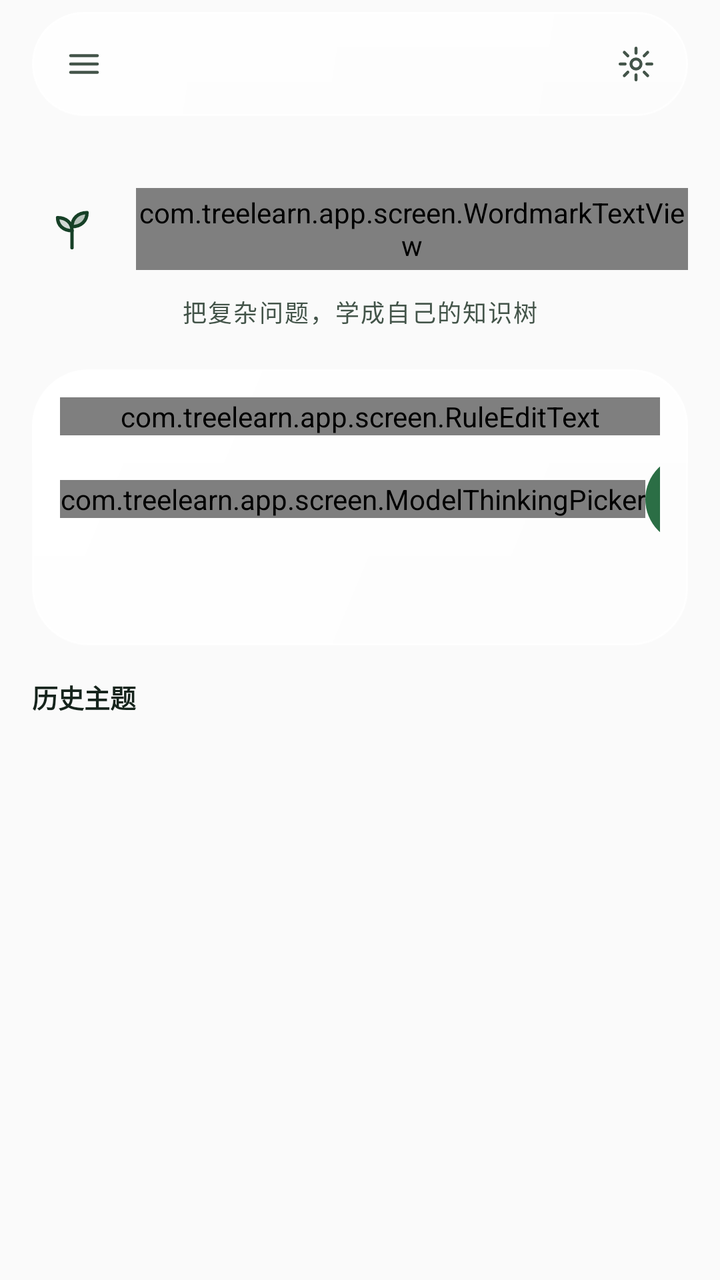
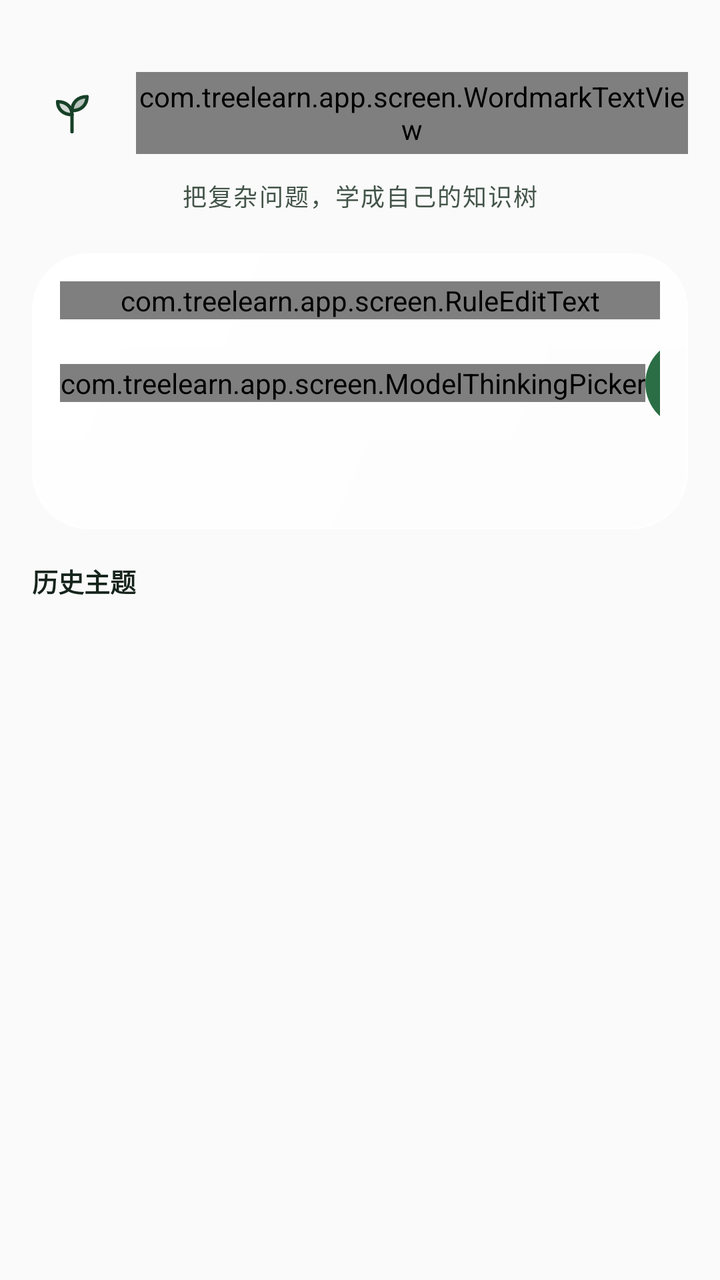

The first picture is an Android layout as it rendered before a commit; the second is the same layout after the commit. The layout source and the unified diff follow.
<!-- AndroidManifest.xml: application theme Theme.TreeLearn -->
<!-- res/layout/screen_home_body.xml -->
<?xml version="1.0" encoding="utf-8"?>
<LinearLayout xmlns:android="http://schemas.android.com/apk/res/android"
    android:id="@+id/home_content"
    android:layout_width="match_parent"
    android:layout_height="match_parent"
    android:orientation="vertical"
    android:paddingBottom="@dimen/space_s2">

    <LinearLayout
        android:id="@+id/home_appbar"
        android:layout_width="match_parent"
        android:layout_height="@dimen/topbar_height"
        android:layout_marginStart="@dimen/space_s4"
        android:layout_marginTop="@dimen/topbar_offset"
        android:layout_marginEnd="@dimen/space_s4"
        android:background="@drawable/bg_glass_bar"
        android:elevation="@dimen/glass_capsule_elevation"
        android:gravity="center_vertical"
        android:orientation="horizontal"
        android:paddingStart="@dimen/space_s2"
        android:paddingEnd="@dimen/space_s2">

        <ImageView
            android:id="@+id/home_drawer_button"
            android:layout_width="@dimen/topbar_icon"
            android:layout_height="@dimen/topbar_icon"
            android:background="@drawable/bg_icon_button"
            android:contentDescription="@string/cd_home_drawer"
            android:padding="@dimen/space_s2"
            android:scaleType="centerInside"
            android:src="@drawable/ic_nav_menu"
            android:tint="@color/tl_ink2" />

        <View
            android:layout_width="0dp"
            android:layout_height="1dp"
            android:layout_weight="1" />

        <ImageView
            android:id="@+id/home_settings_button"
            android:layout_width="@dimen/topbar_icon"
            android:layout_height="@dimen/topbar_icon"
            android:background="@drawable/bg_icon_button"
            android:contentDescription="@string/cd_home_settings"
            android:padding="@dimen/space_s2"
            android:scaleType="centerInside"
            android:src="@drawable/ic_chat_gear"
            android:tint="@color/tl_ink2" />

    </LinearLayout>

    <LinearLayout
        android:id="@+id/home_primary"
        android:layout_width="match_parent"
        android:layout_height="wrap_content"
        android:orientation="vertical"
        android:paddingStart="@dimen/space_s4"
        android:paddingTop="@dimen/home_body_top"
        android:paddingEnd="@dimen/space_s4"
        android:paddingBottom="@dimen/space_s4">

        <LinearLayout
            android:id="@+id/home_hero"
            android:layout_width="match_parent"
            android:layout_height="wrap_content"
            android:gravity="center_horizontal"
            android:orientation="vertical"
            android:paddingTop="@dimen/home_brand_top"
            android:paddingBottom="@dimen/home_brand_bottom">

            <LinearLayout
                android:id="@+id/home_brand_lockup"
                android:layout_width="wrap_content"
                android:layout_height="wrap_content"
                android:gravity="center"
                android:orientation="horizontal">

                <ImageView
                    android:id="@+id/home_brand_mark"
                    android:layout_width="@dimen/brand_mark_size"
                    android:layout_height="@dimen/brand_mark_size"
                    android:contentDescription="@string/cd_home_brand"
                    android:scaleType="centerInside"
                    android:src="@drawable/ic_brand_sprout" />

                
                <com.treelearn.app.screen.WordmarkTextView
                    android:id="@+id/home_brand"
                    android:layout_width="wrap_content"
                    android:layout_height="@dimen/brand_line_height"
                    android:layout_marginStart="@dimen/space_s3"
                    android:fontFamily="@font/noto_serif_sc"
                    android:letterSpacing="0.06"
                    android:text="@string/app_name"
                    android:textColor="@color/tl_green_deep"
                    android:textSize="@dimen/text_brand"
                    android:textStyle="bold" />
            </LinearLayout>

            <TextView
                android:id="@+id/home_hero_title"
                android:layout_width="match_parent"
                android:layout_height="wrap_content"
                android:layout_marginTop="@dimen/space_s3"
                android:gravity="center"
                android:letterSpacing="0.06"
                android:lineSpacingMultiplier="1.6"
                android:text="@string/home_hero_title"
                android:textAlignment="center"
                android:textColor="@color/tl_ink2"
                android:textSize="@dimen/text_home_sub" />
        </LinearLayout>

        <LinearLayout
            android:id="@+id/home_composer"
            android:layout_width="match_parent"
            android:layout_height="wrap_content"
            android:background="@drawable/bg_glass_composer"
            android:elevation="@dimen/card_elevation"
            android:minHeight="@dimen/composer_min_height"
            android:orientation="vertical"
            android:paddingStart="@dimen/composer_pad"
            android:paddingTop="@dimen/composer_pad"
            android:paddingEnd="@dimen/composer_pad"
            android:paddingBottom="@dimen/composer_pad_bottom">

            <com.treelearn.app.screen.RuleEditText
                android:id="@+id/home_draft"
                android:layout_width="match_parent"
                android:layout_height="wrap_content"
                android:background="@null"
                android:hint="@string/home_draft_hint"
                android:imeOptions="actionSend"
                android:inputType="textMultiLine|textCapSentences"
                android:paddingTop="0dp"
                android:paddingBottom="0dp"
                android:textColor="@color/tl_ink"
                android:textColorHint="@color/tl_ink3"
                android:textSize="@dimen/text_composer" />

            <LinearLayout
                android:layout_width="match_parent"
                android:layout_height="wrap_content"
                android:layout_marginTop="@dimen/composer_row_top"
                android:gravity="center_vertical"
                android:orientation="horizontal">

                

                <com.treelearn.app.screen.ModelThinkingPicker
                    android:id="@+id/home_model_chip"
                    android:layout_width="wrap_content"
                    android:layout_height="wrap_content" />

                <View
                    android:layout_width="0dp"
                    android:layout_height="1dp"
                    android:layout_weight="1" />

                
                <ImageButton
                    android:id="@+id/home_send"
                    android:layout_width="@dimen/touch_min"
                    android:layout_height="@dimen/touch_min"
                    android:background="@drawable/bg_send_fab"
                    android:contentDescription="@string/home_send"
                    android:enabled="false"
                    android:scaleType="centerInside"
                    android:src="@drawable/ic_chat_send"
                    android:tint="@color/tl_surface" />
            </LinearLayout>
        </LinearLayout>

        
        <LinearLayout
            android:id="@+id/home_recommendations_section"
            android:layout_width="match_parent"
            android:layout_height="wrap_content"
            android:layout_marginTop="@dimen/space_s4"
            android:orientation="vertical"
            android:visibility="gone">

            
            <LinearLayout
                android:id="@+id/home_recommendations_head"
                android:layout_width="match_parent"
                android:layout_height="wrap_content"
                android:gravity="center_vertical"
                android:orientation="horizontal">

                <ImageView
                    android:id="@+id/home_recommendations_sparkle"
                    android:layout_width="@dimen/space_s4"
                    android:layout_height="@dimen/space_s4"
                    android:importantForAccessibility="no"
                    android:src="@drawable/ic_sparkle"
                    android:tint="@color/tl_ink3" />

                <TextView
                    android:id="@+id/home_recommendations_title"
                    android:layout_width="wrap_content"
                    android:layout_height="wrap_content"
                    android:layout_marginStart="@dimen/space_s1"
                    android:textColor="@color/tl_green_deep"
                    android:textSize="@dimen/text_cap"
                    android:textStyle="bold" />
            </LinearLayout>

            <com.treelearn.app.screen.RecommendationMarquee
                android:id="@+id/home_recommendations"
                android:layout_width="match_parent"
                android:layout_height="wrap_content"
                android:layout_marginTop="@dimen/space_s2" />
        </LinearLayout>

        <LinearLayout
            android:id="@+id/home_recent_section"
            android:layout_width="match_parent"
            android:layout_height="wrap_content"
            android:layout_marginTop="@dimen/space_s4"
            android:orientation="vertical">

            
            <LinearLayout
                android:id="@+id/home_recent_head"
                android:layout_width="match_parent"
                android:layout_height="wrap_content"
                android:orientation="horizontal">

                <TextView
                    android:id="@+id/home_recent_title"
                    android:layout_width="wrap_content"
                    android:layout_height="wrap_content"
                    android:text="@string/home_recent_title"
                    android:textColor="@color/tl_ink"
                    android:textSize="@dimen/text_sm"
                    android:textStyle="bold" />

                <TextView
                    android:id="@+id/home_recent_count"
                    android:layout_width="wrap_content"
                    android:layout_height="wrap_content"
                    android:layout_marginStart="@dimen/space_s2"
                    android:textColor="@color/tl_ink3"
                    android:textSize="@dimen/text_cap"
                    android:visibility="gone" />
            </LinearLayout>

            
            <TextView
                android:id="@+id/home_topics_empty"
                android:layout_width="match_parent"
                android:layout_height="wrap_content"
                android:layout_marginTop="@dimen/space_s6"
                android:gravity="center"
                android:lineSpacingMultiplier="1.9"
                android:text="@string/home_topics_empty"
                android:textColor="@color/tl_ink3"
                android:textSize="@dimen/text_sm"
                android:visibility="gone" />

            <LinearLayout
                android:id="@+id/home_recent_list"
                android:layout_width="match_parent"
                android:layout_height="wrap_content"
                android:layout_marginTop="@dimen/space_s2"
                android:orientation="vertical"
                android:visibility="gone" />
        </LinearLayout>

        
        <TextView
            android:id="@+id/home_notice"
            android:layout_width="match_parent"
            android:layout_height="wrap_content"
            android:layout_marginTop="@dimen/space_s2"
            android:textSize="@dimen/text_sm"
            android:visibility="gone" />
    </LinearLayout>
</LinearLayout>
<!-- resources referenced by this layout -->
<resources>
  <color name="tl_ink">#16241C</color>
  <dimen name="glass_capsule_elevation">8dp</dimen>
  <dimen name="space_s1">4dp</dimen>
  <dimen name="space_s2">8dp</dimen>
  <dimen name="space_s3">12dp</dimen>
  <dimen name="space_s4">16dp</dimen>
  <dimen name="space_s6">24dp</dimen>
  <dimen name="text_cap">11sp</dimen>
  <dimen name="text_sm">13sp</dimen>
  <dimen name="topbar_height">52dp</dimen>
  <dimen name="topbar_icon">36dp</dimen>
  <dimen name="topbar_offset">6dp</dimen>
  <dimen name="touch_min">44dp</dimen>
  <!-- drawable bg_glass_bar (drawable) -->
  <?xml version="1.0" encoding="utf-8"?>
  <layer-list xmlns:android="http://schemas.android.com/apk/res/android">
      <item>
          <shape android:shape="rectangle">
              <gradient
                  android:angle="270"
                  android:endColor="@android:color/transparent"
                  android:startColor="@color/glass_sheen" />
              <corners android:radius="@dimen/radius_full" />
          </shape>
      </item>
      <item>
          <shape android:shape="rectangle">
              <gradient
                  android:angle="315"
                  android:endColor="@color/glass_chrome_lo"
                  android:startColor="@color/glass_chrome" />
              <stroke android:width="@dimen/hairline" android:color="@color/glass_edge" />
              <corners android:radius="@dimen/radius_full" />
          </shape>
      </item>
  </layer-list>
  <!-- drawable bg_icon_button (drawable) -->
  <?xml version="1.0" encoding="utf-8"?>
  <ripple xmlns:android="http://schemas.android.com/apk/res/android"
      android:color="@color/ripple_control">
      <item>
          <shape android:shape="rectangle">
              <solid android:color="@android:color/transparent" />
              <corners android:radius="@dimen/radius_md" />
          </shape>
      </item>
      <item android:id="@android:id/mask">
          <shape android:shape="rectangle">
              <solid android:color="@android:color/white" />
              <corners android:radius="@dimen/radius_md" />
          </shape>
      </item>
  </ripple>
  <!-- drawable ic_chat_gear (drawable) -->
  <?xml version="1.0" encoding="utf-8"?>
  <vector xmlns:android="http://schemas.android.com/apk/res/android"
      android:width="24dp"
      android:height="24dp"
      android:viewportWidth="24"
      android:viewportHeight="24">
      <path
          android:pathData="M12,12m-3,0a3,3 0,1 1,6 0a3,3 0,1 1,-6 0"
          android:strokeColor="#FF212121"
          android:strokeWidth="1.8"
          android:strokeLineCap="round"
          android:strokeLineJoin="round" />
      <path
          android:pathData="M12 2.5v3M12 18.5v3M2.5 12h3M18.5 12h3M5 5l2.1 2.1M16.9 16.9 19 19M19 5l-2.1 2.1M7.1 16.9 5 19"
          android:strokeColor="#FF212121"
          android:strokeWidth="1.8"
          android:strokeLineCap="round"
          android:strokeLineJoin="round" />
  </vector>
  <!-- drawable ic_nav_menu (drawable) -->
  <vector xmlns:android="http://schemas.android.com/apk/res/android"
      android:width="24dp"
      android:height="24dp"
      android:viewportWidth="24"
      android:viewportHeight="24">
      <path
          android:pathData="M4,7L20,7"
          android:strokeColor="#FF212121"
          android:strokeLineCap="round"
          android:strokeWidth="1.8" />
      <path
          android:pathData="M4,12L20,12"
          android:strokeColor="#FF212121"
          android:strokeLineCap="round"
          android:strokeWidth="1.8" />
      <path
          android:pathData="M4,17L20,17"
          android:strokeColor="#FF212121"
          android:strokeLineCap="round"
          android:strokeWidth="1.8" />
  </vector>
  <string name="app_name">知芽</string>
  <string name="cd_home_drawer">打开菜单</string>
  <string name="cd_home_settings">设置</string>
  <string name="home_send">发送</string>
  <dimen name="radius_full">99dp</dimen>
  <color name="glass_chrome_lo">#6EFFFFFF</color>
  <color name="glass_chrome">#BDFFFFFF</color>
  <dimen name="hairline">1dp</dimen>
  <dimen name="radius_md">14dp</dimen>
  <color name="tl_bg">#F4F1EB</color>
  <!-- unchanged entries left out for length: 36 -->
</resources>

<!-- the commit's change to res/layout/screen_home_body.xml (unified diff, before → after) -->
@@ -5,49 +5,6 @@
     android:layout_height="match_parent"
     android:orientation="vertical"
     android:paddingBottom="@dimen/space_s2">
-
-    <LinearLayout
-        android:id="@+id/home_appbar"
-        android:layout_width="match_parent"
-        android:layout_height="@dimen/topbar_height"
-        android:layout_marginStart="@dimen/space_s4"
-        android:layout_marginTop="@dimen/topbar_offset"
-        android:layout_marginEnd="@dimen/space_s4"
-        android:background="@drawable/bg_glass_bar"
-        android:elevation="@dimen/glass_capsule_elevation"
-        android:gravity="center_vertical"
-        android:orientation="horizontal"
-        android:paddingStart="@dimen/space_s2"
-        android:paddingEnd="@dimen/space_s2">
-
-        <ImageView
-            android:id="@+id/home_drawer_button"
-            android:layout_width="@dimen/topbar_icon"
-            android:layout_height="@dimen/topbar_icon"
-            android:background="@drawable/bg_icon_button"
-            android:contentDescription="@string/cd_home_drawer"
-            android:padding="@dimen/space_s2"
-            android:scaleType="centerInside"
-            android:src="@drawable/ic_nav_menu"
-            android:tint="@color/tl_ink2" />
-
-        <View
-            android:layout_width="0dp"
-            android:layout_height="1dp"
-            android:layout_weight="1" />
-
-        <ImageView
-            android:id="@+id/home_settings_button"
-            android:layout_width="@dimen/topbar_icon"
-            android:layout_height="@dimen/topbar_icon"
-            android:background="@drawable/bg_icon_button"
-            android:contentDescription="@string/cd_home_settings"
-            android:padding="@dimen/space_s2"
-            android:scaleType="centerInside"
-            android:src="@drawable/ic_chat_gear"
-            android:tint="@color/tl_ink2" />
-
-    </LinearLayout>
 
     <LinearLayout
         android:id="@+id/home_primary"
<!-- resource entries referenced after the edit -->
@@ -1,7 +1,6 @@
 <!-- resources referenced by this layout -->
 <resources>
   <color name="tl_ink">#16241C</color>
-  <dimen name="glass_capsule_elevation">8dp</dimen>
   <dimen name="space_s1">4dp</dimen>
   <dimen name="space_s2">8dp</dimen>
   <dimen name="space_s3">12dp</dimen>
@@ -9,101 +8,10 @@
   <dimen name="space_s6">24dp</dimen>
   <dimen name="text_cap">11sp</dimen>
   <dimen name="text_sm">13sp</dimen>
-  <dimen name="topbar_height">52dp</dimen>
-  <dimen name="topbar_icon">36dp</dimen>
-  <dimen name="topbar_offset">6dp</dimen>
   <dimen name="touch_min">44dp</dimen>
-  <!-- drawable bg_glass_bar (drawable) -->
-  <?xml version="1.0" encoding="utf-8"?>
-  <layer-list xmlns:android="http://schemas.android.com/apk/res/android">
-      <item>
-          <shape android:shape="rectangle">
-              <gradient
-                  android:angle="270"
-                  android:endColor="@android:color/transparent"
-                  android:startColor="@color/glass_sheen" />
-              <corners android:radius="@dimen/radius_full" />
-          </shape>
-      </item>
-      <item>
-          <shape android:shape="rectangle">
-              <gradient
-                  android:angle="315"
-                  android:endColor="@color/glass_chrome_lo"
-                  android:startColor="@color/glass_chrome" />
-              <stroke android:width="@dimen/hairline" android:color="@color/glass_edge" />
-              <corners android:radius="@dimen/radius_full" />
-          </shape>
-      </item>
-  </layer-list>
-  <!-- drawable bg_icon_button (drawable) -->
-  <?xml version="1.0" encoding="utf-8"?>
-  <ripple xmlns:android="http://schemas.android.com/apk/res/android"
-      android:color="@color/ripple_control">
-      <item>
-          <shape android:shape="rectangle">
-              <solid android:color="@android:color/transparent" />
-              <corners android:radius="@dimen/radius_md" />
-          </shape>
-      </item>
-      <item android:id="@android:id/mask">
-          <shape android:shape="rectangle">
-              <solid android:color="@android:color/white" />
-              <corners android:radius="@dimen/radius_md" />
-          </shape>
-      </item>
-  </ripple>
-  <!-- drawable ic_chat_gear (drawable) -->
-  <?xml version="1.0" encoding="utf-8"?>
-  <vector xmlns:android="http://schemas.android.com/apk/res/android"
-      android:width="24dp"
-      android:height="24dp"
-      android:viewportWidth="24"
-      android:viewportHeight="24">
-      <path
-          android:pathData="M12,12m-3,0a3,3 0,1 1,6 0a3,3 0,1 1,-6 0"
-          android:strokeColor="#FF212121"
-          android:strokeWidth="1.8"
-          android:strokeLineCap="round"
-          android:strokeLineJoin="round" />
-      <path
-          android:pathData="M12 2.5v3M12 18.5v3M2.5 12h3M18.5 12h3M5 5l2.1 2.1M16.9 16.9 19 19M19 5l-2.1 2.1M7.1 16.9 5 19"
-          android:strokeColor="#FF212121"
-          android:strokeWidth="1.8"
-          android:strokeLineCap="round"
-          android:strokeLineJoin="round" />
-  </vector>
-  <!-- drawable ic_nav_menu (drawable) -->
-  <vector xmlns:android="http://schemas.android.com/apk/res/android"
-      android:width="24dp"
-      android:height="24dp"
-      android:viewportWidth="24"
-      android:viewportHeight="24">
-      <path
-          android:pathData="M4,7L20,7"
-          android:strokeColor="#FF212121"
-          android:strokeLineCap="round"
-          android:strokeWidth="1.8" />
-      <path
-          android:pathData="M4,12L20,12"
-          android:strokeColor="#FF212121"
-          android:strokeLineCap="round"
-          android:strokeWidth="1.8" />
-      <path
-          android:pathData="M4,17L20,17"
-          android:strokeColor="#FF212121"
-          android:strokeLineCap="round"
-          android:strokeWidth="1.8" />
-  </vector>
   <string name="app_name">知芽</string>
-  <string name="cd_home_drawer">打开菜单</string>
-  <string name="cd_home_settings">设置</string>
   <string name="home_send">发送</string>
-  <dimen name="radius_full">99dp</dimen>
-  <color name="glass_chrome_lo">#6EFFFFFF</color>
-  <color name="glass_chrome">#BDFFFFFF</color>
   <dimen name="hairline">1dp</dimen>
-  <dimen name="radius_md">14dp</dimen>
   <color name="tl_bg">#F4F1EB</color>
   <!-- unchanged entries left out for length: 36 -->
 </resources>
